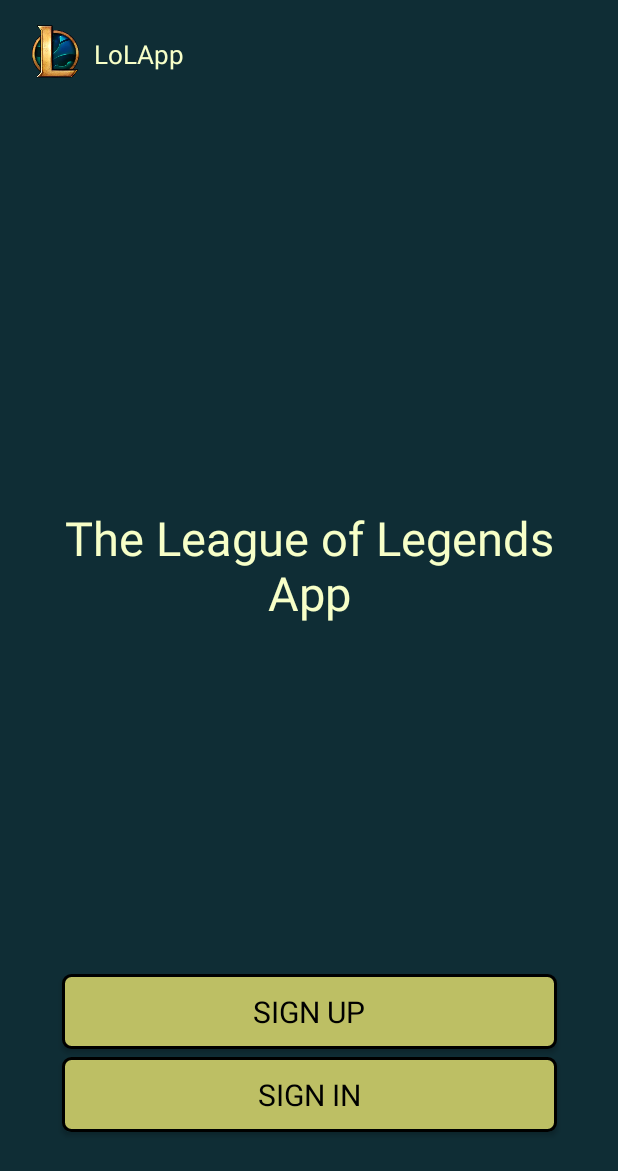
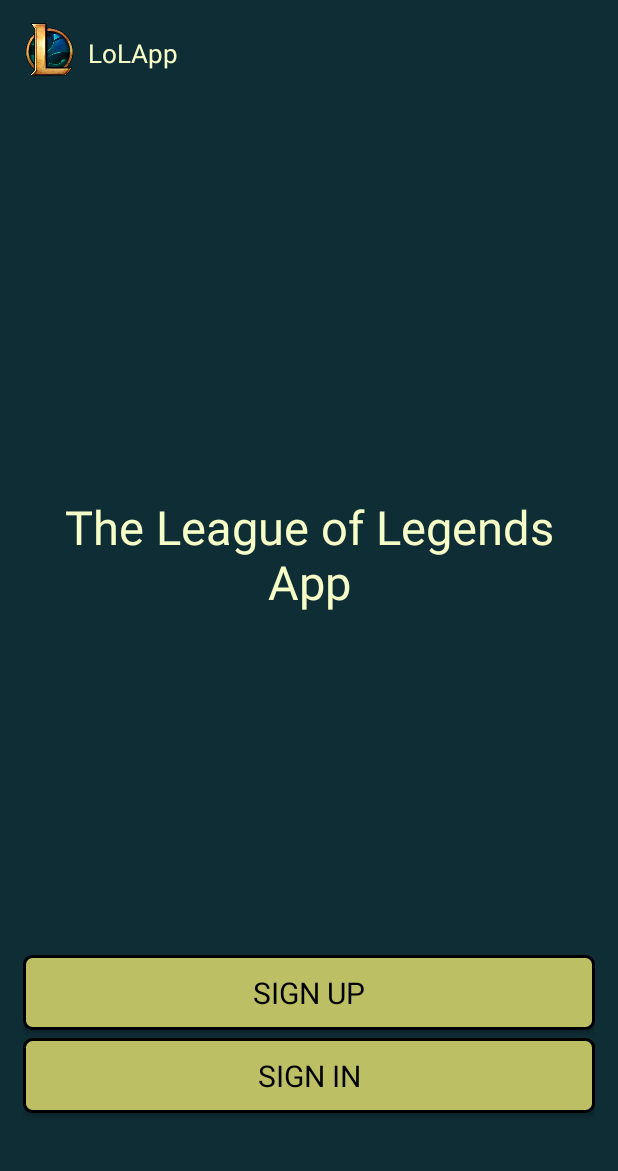
Before and after one commit to rogerroque/LoLApp, an Android app: the screen it shows after launch (FirstScreenActivity), on a phone screen of 412 x 824 dp. Shown: the top 1171 px of the screen. Run offline under Robolectric (Android 15) with nearby library versions, the phone set to English and light mode, and no system bars; Roboto replaces fonts that are not available here.

Commit message:
Modificaciones 29/11/2020 - 19:56

```diff
--- a/app/src/main/java/com/example/spashscreen2/MainActivity.java
+++ b/app/src/main/java/com/example/spashscreen2/MainActivity.java
@@ -56,6 +56,12 @@ public class MainActivity extends AppCompatActivity {
                 } else if (destination.getId() == R.id.verAmigosFragment) {
                     binding.bottomNavigation.setVisibility(View.GONE);
                     binding.viewBottom.setVisibility(View.GONE);
+                } else if (destination.getId() == R.id.appInfoFragment) {
+                    binding.bottomNavigation.setVisibility(View.GONE);
+                    binding.viewBottom.setVisibility(View.GONE);
+                } else if (destination.getId() == R.id.calendarioFragment) {
+                    binding.bottomNavigation.setVisibility(View.GONE);
+                    binding.viewBottom.setVisibility(View.GONE);
                 } else {
                     binding.bottomNavigation.setVisibility(View.VISIBLE);
                     binding.viewBottom.setVisibility(View.VISIBLE);
--- a/app/src/main/res/layout/activity_first_screen.xml
+++ b/app/src/main/res/layout/activity_first_screen.xml
@@ -6,23 +6,17 @@
     android:layout_height="match_parent"
     android:background="#0F2D35"
     tools:context=".LoginActivity"
-    tools:deviceIds="wear">
+    tools:deviceIds="wear"
+    android:padding="15dp">
 
     <ImageView
         android:id="@+id/imageView"
         android:layout_width="35dp"
         android:layout_height="35dp"
-        android:layout_marginStart="8dp"
-        android:layout_marginTop="8dp"
-        android:layout_marginEnd="8dp"
-        android:layout_marginBottom="8dp"
         android:src="@drawable/lol_logo"
-        app:layout_constraintBottom_toBottomOf="parent"
-        app:layout_constraintEnd_toEndOf="parent"
-        app:layout_constraintHorizontal_bias="0.032"
-        app:layout_constraintStart_toStartOf="parent"
+        app:layout_constraintLeft_toLeftOf="parent"
         app:layout_constraintTop_toTopOf="parent"
-        app:layout_constraintVertical_bias="0.011" />
+         />
 
     <TextView
         android:id="@+id/textView"
@@ -36,16 +30,13 @@
         android:text="LoLApp"
         android:textColor="#F7FFC8"
         android:textSize="17sp"
-        app:layout_constraintBottom_toBottomOf="parent"
-        app:layout_constraintEnd_toEndOf="parent"
-        app:layout_constraintHorizontal_bias="0.0"
-        app:layout_constraintStart_toEndOf="@+id/imageView"
+        app:layout_constraintLeft_toRightOf="@id/imageView"
         app:layout_constraintTop_toTopOf="parent"
-        app:layout_constraintVertical_bias="0.01999998" />
+         />
 
     <TextView
         android:id="@+id/textView2"
-        android:layout_width="350dp"
+        android:layout_width="match_parent"
         android:layout_height="wrap_content"
         android:fontFamily="@font/ubuntu_medium"
         android:gravity="center"
@@ -62,7 +53,7 @@
 
     <Button
         android:id="@+id/BotonSignIn"
-        android:layout_width="330dp"
+        android:layout_width="match_parent"
         android:layout_height="50dp"
         android:background="@drawable/button_border_color"
         android:text="SIGN UP"
@@ -77,7 +68,7 @@
 
     <Button
         android:id="@+id/BotonLogIn"
-        android:layout_width="330dp"
+        android:layout_width="match_parent"
         android:layout_height="50dp"
         android:background="@drawable/button_border_color"
         android:text="SIGN IN"
--- a/app/src/main/res/layout/activity_login.xml
+++ b/app/src/main/res/layout/activity_login.xml
@@ -1,12 +1,13 @@
 <?xml version="1.0" encoding="utf-8"?>
-<androidx.constraintlayout.widget.ConstraintLayout xmlns:android="http://schemas.android.com/apk/res/android"
+<androidx.constraintlayout.widget.ConstraintLayout
+    xmlns:android="http://schemas.android.com/apk/res/android"
     xmlns:tools="http://schemas.android.com/tools"
     android:layout_width="match_parent"
     android:layout_height="match_parent"
     xmlns:app="http://schemas.android.com/apk/res-auto"
     android:orientation="vertical"
     android:background="#0F2D35"
-    android:padding="30dp">
+    android:padding="15dp">
 
 
     <ImageView
--- a/app/src/main/res/layout/activity_main.xml
+++ b/app/src/main/res/layout/activity_main.xml
@@ -33,11 +33,13 @@
             app:layout_behavior="@string/appbar_scrolling_view_behavior">
 
             <androidx.fragment.app.FragmentContainerView
+                android:id="@+id/nav_host_fragment"
                 android:name="androidx.navigation.fragment.NavHostFragment"
-                android:id="@+id/nav_host_fragment"
                 android:layout_width="match_parent"
-                android:layout_height="match_parent"
+                android:layout_height="0dp"
                 app:defaultNavHost="true"
+                app:layout_constraintBottom_toTopOf="@+id/viewBottom"
+                app:layout_constraintTop_toTopOf="parent"
                 app:navGraph="@navigation/main_graph" />
 
             <View
--- a/app/src/main/res/layout/activity_signup.xml
+++ b/app/src/main/res/layout/activity_signup.xml
@@ -6,7 +6,7 @@
     android:layout_height="match_parent"
     android:background="#0F2D35"
     tools:context=".SignupActivity"
-    android:padding="30dp">
+    android:padding="15dp">
 
 
     <ImageView
```
Also changed, not shown: app/src/main/java/com/example/spashscreen2/HomeFragment.java (+7 -39 lines), app/src/main/res/layout/fragment_home.xml (+9 -5 lines).
